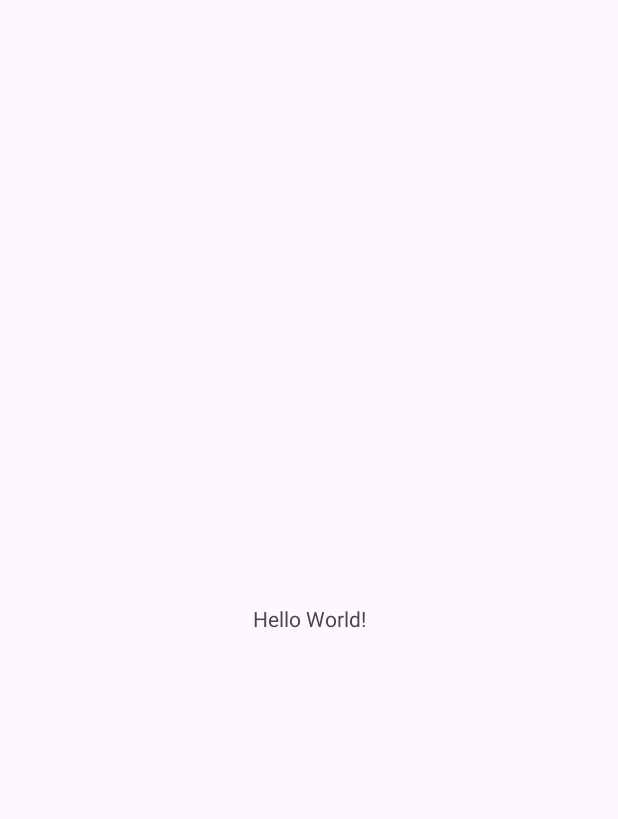
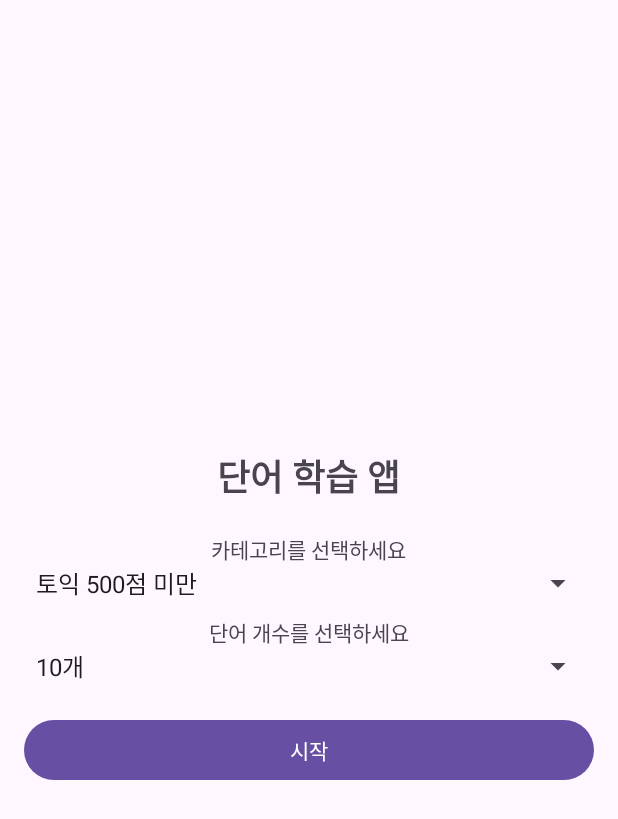
Before and after one commit to rolen528/MyWordApp, an Android app: the screen it shows after launch (MainActivity), on a phone screen of 412 x 824 dp. Before the commit the part shown is almost empty. Shown: the top 819 px of the screen. Run offline under Robolectric (Android 15) with nearby library versions, the phone set to English and light mode, and no system bars.

Commit message:
[rolen] 02 created category

```diff
--- a/app/src/main/AndroidManifest.xml
+++ b/app/src/main/AndroidManifest.xml
@@ -21,6 +21,9 @@
                 <category android:name="android.intent.category.LAUNCHER" />
             </intent-filter>
         </activity>
+
+        <activity android:name=".QuizActivity"></activity>
+
     </application>
 
 </manifest>
--- a/app/src/main/java/com/rolen/myword/MainActivity.java
+++ b/app/src/main/java/com/rolen/myword/MainActivity.java
@@ -1,6 +1,10 @@
 package com.rolen.myword;
 
+import android.content.Intent;
 import android.os.Bundle;
+import android.view.View;
+import android.widget.Button;
+import android.widget.Spinner;
 
 import androidx.activity.EdgeToEdge;
 import androidx.appcompat.app.AppCompatActivity;
@@ -9,16 +13,40 @@ import androidx.core.view.ViewCompat;
 import androidx.core.view.WindowInsetsCompat;
 
 public class MainActivity extends AppCompatActivity {
+    private Spinner categorySpinner, countSpinner;
+    private Button startButton;
 
     @Override
     protected void onCreate(Bundle savedInstanceState) {
         super.onCreate(savedInstanceState);
         EdgeToEdge.enable(this);
         setContentView(R.layout.activity_main);
-        ViewCompat.setOnApplyWindowInsetsListener(findViewById(R.id.main), (v, insets) -> {
-            Insets systemBars = insets.getInsets(WindowInsetsCompat.Type.systemBars());
-            v.setPadding(systemBars.left, systemBars.top, systemBars.right, systemBars.bottom);
-            return insets;
+
+        // UI 요소 연결
+        categorySpinner = findViewById(R.id.categorySpinner);
+        countSpinner = findViewById(R.id.countSpinner);
+        startButton = findViewById(R.id.startButton);
+
+        // 시작 버튼 클릭 이벤트
+        startButton.setOnClickListener(new View.OnClickListener() {
+            @Override
+            public void onClick(View v) {
+                String selectedCategory = categorySpinner.getSelectedItem().toString();
+                String selectedCount = countSpinner.getSelectedItem().toString();
+
+                // 선택된 값을 다음 화면에 전달
+                Intent intent = new Intent(MainActivity.this, QuizActivity.class);
+                intent.putExtra("category", selectedCategory);
+                intent.putExtra("count", selectedCount);
+                startActivity(intent);
+            }
         });
+
+
+//        ViewCompat.setOnApplyWindowInsetsListener(findViewById(R.id.main), (v, insets) -> {
+//            Insets systemBars = insets.getInsets(WindowInsetsCompat.Type.systemBars());
+//            v.setPadding(systemBars.left, systemBars.top, systemBars.right, systemBars.bottom);
+//            return insets;
+//        });
     }
 }
--- a/app/src/main/res/layout/activity_main.xml
+++ b/app/src/main/res/layout/activity_main.xml
@@ -1,19 +1,52 @@
 <?xml version="1.0" encoding="utf-8"?>
-<androidx.constraintlayout.widget.ConstraintLayout xmlns:android="http://schemas.android.com/apk/res/android"
-    xmlns:app="http://schemas.android.com/apk/res-auto"
-    xmlns:tools="http://schemas.android.com/tools"
-    android:id="@+id/main"
+<LinearLayout
+    xmlns:android="http://schemas.android.com/apk/res/android"
     android:layout_width="match_parent"
     android:layout_height="match_parent"
-    tools:context=".MainActivity">
+    android:orientation="vertical"
+    android:padding="16dp"
+    android:gravity="center">
 
+    <TextView
+        android:id="@+id/titleText"
+        android:layout_width="wrap_content"
+        android:layout_height="wrap_content"
+        android:text="단어 학습 앱"
+        android:textSize="24sp"
+        android:textStyle="bold"
+        android:paddingBottom="20dp"/>
+
+    <!-- 카테고리 선택 -->
     <TextView
         android:layout_width="wrap_content"
         android:layout_height="wrap_content"
-        android:text="Hello World!"
-        app:layout_constraintBottom_toBottomOf="parent"
-        app:layout_constraintEnd_toEndOf="parent"
-        app:layout_constraintStart_toStartOf="parent"
-        app:layout_constraintTop_toTopOf="parent" />
+        android:text="카테고리를 선택하세요" />
 
-</androidx.constraintlayout.widget.ConstraintLayout>
+    <Spinner
+        android:id="@+id/categorySpinner"
+        android:layout_width="match_parent"
+        android:layout_height="wrap_content"
+        android:entries="@array/category_array"/>
+
+    <!-- 개수 선택 -->
+    <TextView
+        android:layout_width="wrap_content"
+        android:layout_height="wrap_content"
+        android:text="단어 개수를 선택하세요"
+        android:layout_marginTop="10dp"/>
+
+    <Spinner
+        android:id="@+id/countSpinner"
+        android:layout_width="match_parent"
+        android:layout_height="wrap_content"
+        android:entries="@array/count_array"/>
+
+    <!-- 시작 버튼 -->
+    <Button
+        android:id="@+id/startButton"
+        android:layout_width="match_parent"
+        android:layout_height="wrap_content"
+        android:text="시작"
+        android:layout_marginTop="20dp"/>
+
+</LinearLayout>
--- a/app/src/main/res/values/strings.xml
+++ b/app/src/main/res/values/strings.xml
@@ -1,3 +1,16 @@
 <resources>
     <string name="app_name">My Word</string>
+    <string-array name="category_array">
+        <item>토익 500점 미만</item>
+        <item>토익 500~700점</item>
+        <item>토익 800~900점</item>
+        <item>생활 영어</item>
+    </string-array>
+
+    <string-array name="count_array">
+        <item>10개</item>
+        <item>30개</item>
+        <item>50개</item>
+        <item>100개</item>
+    </string-array>
 </resources>
```
Also changed, not shown: app/src/main/java/com/rolen/myword/QuizActivity.java (added, +24 -0 lines), app/src/main/res/layout/activity_quiz.xml (added, +17 -0 lines).
